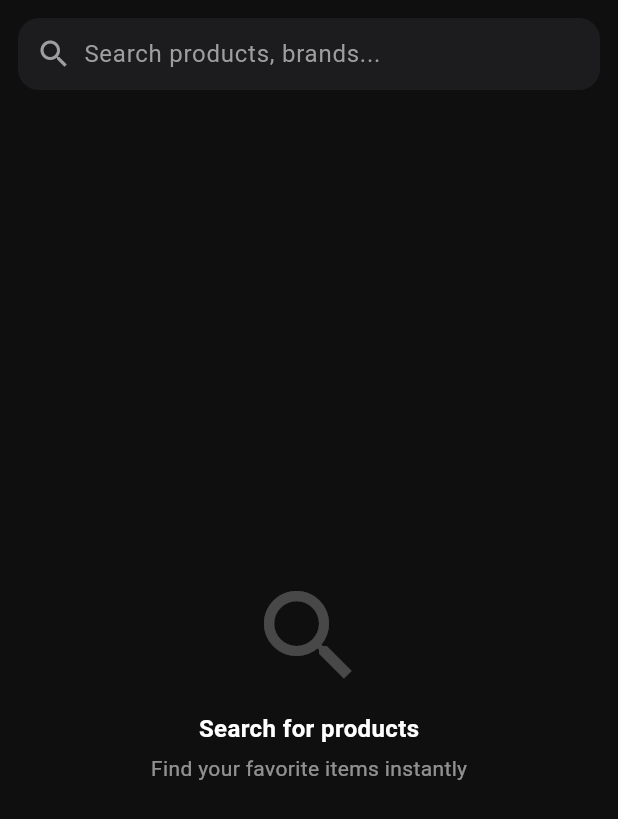
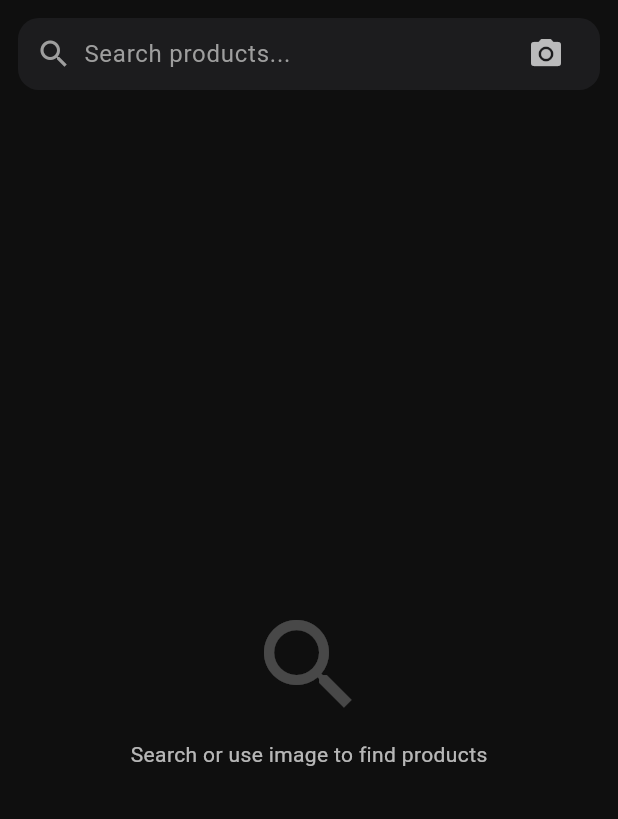
Before and after one commit to poeagetechnology/PoeageHubUserInterface, a Flutter app: the SearchScreen screen opened directly, on a phone screen of 412 x 824 dp. Shown: the top 819 px of the screen. Run offline on Flutter 3.47's test engine with Material 3 defaults, Android fonts, the phone set to English and light mode, and no system bars; our stand-ins replace cloud_firestore, firebase_auth, firebase_core, flutter_riverpod, google_sign_in, image_picker and 2 more; accounts and stored records are empty.

Commit message:
22th commit

```diff
--- a/lib/screens/search/search_screen.dart
+++ b/lib/screens/search/search_screen.dart
@@ -1,5 +1,7 @@
+import 'dart:io';
 import 'package:flutter/material.dart';
 import 'package:flutter_riverpod/flutter_riverpod.dart';
+import 'package:image_picker/image_picker.dart';
 import 'package:shared_preferences/shared_preferences.dart';
 
 import '../home/providers/home_provider.dart';
@@ -16,6 +18,8 @@ class _SearchScreenState extends ConsumerState<SearchScreen> {
   final TextEditingController searchController = TextEditingController();
 
   List<String> searchHistory = [];
+
+  File? selectedImage;
 
   @override
   void initState() {
@@ -54,6 +58,54 @@ class _SearchScreenState extends ConsumerState<SearchScreen> {
     setState(() => searchHistory.clear());
   }
 
+  ///  PICK IMAGE
+  Future<void> pickImage(ImageSource source) async {
+    final picker = ImagePicker();
+    final pickedFile = await picker.pickImage(source: source);
+
+    if (pickedFile != null) {
+      setState(() {
+        selectedImage = File(pickedFile.path);
+      });
+
+
+    }
+  }
+
+  void showImagePickerSheet() {
+    showModalBottomSheet(
+      context: context,
+      backgroundColor: const Color(0xFF1C1C1E),
+      shape: const RoundedRectangleBorder(
+        borderRadius: BorderRadius.vertical(top: Radius.circular(20)),
+      ),
+      builder: (_) {
+        return Wrap(
+          children: [
+            ListTile(
+              leading: const Icon(Icons.camera_alt, color: Colors.white),
+              title: const Text("Camera",
+                  style: TextStyle(color: Colors.white)),
+              onTap: () {
+                Navigator.pop(context);
+                pickImage(ImageSource.camera);
+              },
+            ),
+            ListTile(
+              leading: const Icon(Icons.photo, color: Colors.white),
+              title: const Text("Gallery",
+                  style: TextStyle(color: Colors.white)),
+              onTap: () {
+                Navigator.pop(context);
+                pickImage(ImageSource.gallery);
+              },
+            ),
+          ],
+        );
+      },
+    );
+  }
+
   @override
   Widget build(BuildContext context) {
     final productsAsync = ref.watch(trendingProductsProvider);
@@ -66,7 +118,7 @@ class _SearchScreenState extends ConsumerState<SearchScreen> {
         child: Column(
           children: [
 
-
+            ///  SEARCH BAR
             Container(
               margin: const EdgeInsets.all(12),
               padding: const EdgeInsets.symmetric(horizontal: 12),
@@ -77,7 +129,9 @@ class _SearchScreenState extends ConsumerState<SearchScreen> {
               child: Row(
                 children: [
                   const Icon(Icons.search, color: Colors.grey),
+
                   const SizedBox(width: 8),
+
                   Expanded(
                     child: TextField(
                       controller: searchController,
@@ -85,25 +139,50 @@ class _SearchScreenState extends ConsumerState<SearchScreen> {
                       onChanged: (_) => setState(() {}),
                       onSubmitted: (value) => saveSearch(value),
                       decoration: const InputDecoration(
-                        hintText: "Search products, brands...",
+                        hintText: "Search products...",
                         hintStyle: TextStyle(color: Colors.grey),
                         border: InputBorder.none,
                       ),
                     ),
                   ),
+
+                  /// CAMERA BUTTON
+                  IconButton(
+                    icon: const Icon(Icons.camera_alt,
+                        color: Colors.white70),
+                    onPressed: showImagePickerSheet,
+                  ),
+
                   if (searchController.text.isNotEmpty)
                     IconButton(
+                      icon: const Icon(Icons.close, color: Colors.grey),
                       onPressed: () {
                         searchController.clear();
                         setState(() {});
                       },
-                      icon: const Icon(Icons.close, color: Colors.grey),
-                    )
+                    ),
                 ],
               ),
             ),
 
-            /// RECENT SEARCHES
+            ///  SELECTED IMAGE PREVIEW
+            if (selectedImage != null)
+              Container(
+                margin: const EdgeInsets.symmetric(horizontal: 12),
+                height: 120,
+                width: double.infinity,
+                decoration: BoxDecoration(
+                  borderRadius: BorderRadius.circular(12),
+                  image: DecorationImage(
+                    image: FileImage(selectedImage!),
+                    fit: BoxFit.cover,
+                  ),
+                ),
+              ),
+
+            const SizedBox(height: 10),
+
+            /// HISTORY
             if (query.isEmpty && searchHistory.isNotEmpty)
               Padding(
                 padding: const EdgeInsets.symmetric(horizontal: 12),
@@ -114,89 +193,65 @@ class _SearchScreenState extends ConsumerState<SearchScreen> {
                       "Recent Searches",
                       style: TextStyle(
                         color: Colors.white,
-                        fontSize: 16,
                         fontWeight: FontWeight.w600,
                       ),
                     ),
                     TextButton(
                       onPressed: clearHistory,
-                      child: const Text(
-                        "Clear",
-                        style: TextStyle(color: Colors.redAccent),
-                      ),
+                      child: const Text("Clear",
+                          style: TextStyle(color: Colors.red)),
                     )
                   ],
                 ),
               ),
 
-            if (query.isEmpty && searchHistory.isNotEmpty)
-              SizedBox(
-                height: 45,
-                child: ListView(
-                  scrollDirection: Axis.horizontal,
-                  padding: const EdgeInsets.symmetric(horizontal: 12),
+            if (query.isEmpty)
+              Wrap(
+                spacing: 8,
                 children: searchHistory.map((item) {
-                    return Padding(
-                      padding: const EdgeInsets.only(right: 8),
-                      child: GestureDetector(
-                        onTap: () {
+                  return ActionChip(
+                    label: Text(item),
+                    backgroundColor: const Color(0xFF1C1C1E),
+                    labelStyle: const TextStyle(color: Colors.white),
+                    onPressed: () {
                       searchController.text = item;
                       setState(() {});
                     },
-                        child: Container(
-                          padding: const EdgeInsets.symmetric(
-                            horizontal: 14,
-                            vertical: 8,
-                          ),
-                          decoration: BoxDecoration(
-                            color: const Color(0xFF1C1C1E),
-                            borderRadius: BorderRadius.circular(20),
-                          ),
-                          child: Text(
-                            item,
-                            style: const TextStyle(color: Colors.white),
-                          ),
-                        ),
-                      ),
                   );
                 }).toList(),
-                ),
               ),
 
             const SizedBox(height: 10),
 
-
+            /// PRODUCTS
             Expanded(
               child: productsAsync.when(
                 data: (snapshot) {
                   final products =
-                  snapshot.docs.map((doc) => doc.data()).toList();
+                  snapshot.docs.map((e) => e.data()).toList();
 
-                  final filteredProducts = products.where((product) {
+                  final filtered = products.where((product) {
                     final name =
                     (product["name"] ?? "").toString().toLowerCase();
                     return name.contains(query);
                   }).toList();
 
-                  /// EMPTY SEARCH
-                  if (query.isEmpty) {
-                    return _emptySearchUI();
+                  if (query.isEmpty && selectedImage == null) {
+                    return _emptyUI();
                   }
 
-                  if (filteredProducts.isEmpty) {
+                  if (filtered.isEmpty) {
                     return const Center(
-                      child: Text(
-                        "No products found 😔",
-                        style: TextStyle(color: Colors.white70),
-                      ),
+                      child: Text("No products found 😔",
+                          style: TextStyle(color: Colors.white70)),
                     );
                   }
 
                   return ListView.builder(
                     padding: const EdgeInsets.all(12),
-                    itemCount: filteredProducts.length,
+                    itemCount: filtered.length,
                     itemBuilder: (context, index) {
-                      final product = filteredProducts[index];
+                      final product = filtered[index];
 
                       String image = "";
                       if (product["images"] != null &&
@@ -227,47 +282,23 @@ class _SearchScreenState extends ConsumerState<SearchScreen> {
                             children: [
                               ClipRRect(
                                 borderRadius: BorderRadius.circular(10),
-                                child: image.isNotEmpty
-                                    ? Image.network(
+                                child: Image.network(
                                   image,
                                   width: 60,
                                   height: 60,
                                   fit: BoxFit.cover,
-                                )
-                                    : Container(
-                                  width: 60,
-                                  height: 60,
-                                  color: Colors.grey,
-                                  child: const Icon(Icons.image),
                                 ),
                               ),
                               const SizedBox(width: 12),
                               Expanded(
-                                child: Column(
-                                  crossAxisAlignment:
-                                  CrossAxisAlignment.start,
-                                  children: [
-                                    Text(
+                                child: Text(
                                   product["name"] ?? "",
                                   style: const TextStyle(
                                     color: Colors.white,
-                                        fontSize: 14,
-                                        fontWeight: FontWeight.w600,
-                                      ),
-                                      maxLines: 1,
-                                      overflow: TextOverflow.ellipsis,
-                                    ),
-                                    const SizedBox(height: 4),
-                                    Text(
-                                      "₹${product["sellingPrice"] ?? 0}",
-                                      style: const TextStyle(
-                                        color: Colors.greenAccent,
-                                        fontSize: 13,
+                                    fontWeight: FontWeight.w500,
                                   ),
                                 ),
-                                  ],
                               ),
-                              )
                             ],
                           ),
                         ),
@@ -277,11 +308,9 @@ class _SearchScreenState extends ConsumerState<SearchScreen> {
                 },
                 loading: () =>
                 const Center(child: CircularProgressIndicator()),
-                error: (e, _) => const Center(
-                  child: Text(
-                    "Error loading products",
-                    style: TextStyle(color: Colors.white),
-                  ),
+                error: (_, __) => const Center(
+                  child: Text("Error loading products",
+                      style: TextStyle(color: Colors.white)),
                 ),
               ),
             ),
@@ -291,27 +320,20 @@ class _SearchScreenState extends ConsumerState<SearchScreen> {
     );
   }
 
-
-  Widget _emptySearchUI() {
-    return Column(
+  ///  EMPTY UI
+  Widget _emptyUI() {
+    return const Center(
+      child: Column(
         mainAxisAlignment: MainAxisAlignment.center,
-      children: const [
+        children: [
           Icon(Icons.search, size: 80, color: Colors.white24),
           SizedBox(height: 10),
           Text(
-          "Search for products",
-          style: TextStyle(
-            color: Colors.white,
-            fontSize: 16,
-            fontWeight: FontWeight.w600,
+            "Search or use image to find products",
+            style: TextStyle(color: Colors.white70),
+          )
+        ],
       ),
-        ),
-        SizedBox(height: 5),
-        Text(
-          "Find your favorite items instantly",
-          style: TextStyle(color: Colors.white54),
-        ),
-      ],
     );
   }
 
```
Lines whose indentation alone changed are shown as unchanged.
